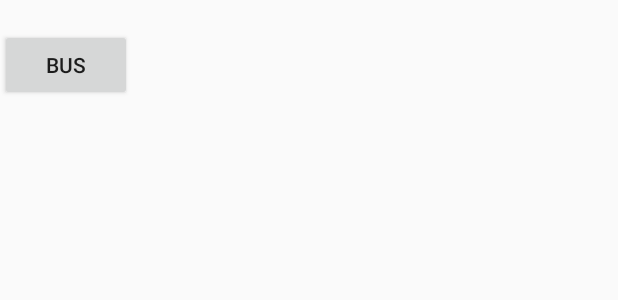
After one commit to lixinxinlove/RxJavaDemo, an Android app: the layout activity_rx_java.xml on its own in the app's theme, with its tools: preview values and no code run, on a phone screen of 412 x 824 dp. The commit adds this screen. Shown: the top 300 px of the screen. Run offline under Robolectric (Android 15) with nearby library versions, the phone set to English and light mode, and no system bars.

Commit message:
添加网络请求RxBus2

```diff
--- a/app/src/main/AndroidManifest.xml
+++ b/app/src/main/AndroidManifest.xml
@@ -20,7 +20,8 @@
         </activity>
         <activity android:name=".rxjava.Test1Activity" />
         <activity android:name=".rxjava.OkHttpActivity" />
-        <activity android:name=".rxjava.RetrofitActivity"></activity>
+        <activity android:name=".rxjava.RetrofitActivity" />
+        <activity android:name=".rxjava.RxJavaActivity"></activity>
     </application>
 
 </manifest>
--- a/app/src/main/java/com/love/rxjavademo/MainActivity.java
+++ b/app/src/main/java/com/love/rxjavademo/MainActivity.java
@@ -7,6 +7,7 @@ import android.view.View;
 
 import com.love.rxjavademo.rxjava.OkHttpActivity;
 import com.love.rxjavademo.rxjava.RetrofitActivity;
+import com.love.rxjavademo.rxjava.RxJavaActivity;
 import com.love.rxjavademo.rxjava.Test1Activity;
 
 public class MainActivity extends AppCompatActivity {
@@ -30,4 +31,9 @@ public class MainActivity extends AppCompatActivity {
         startActivity(new Intent(this, RetrofitActivity.class));
     }
 
+    public void rxBus(View view) {
+        startActivity(new Intent(this, RxJavaActivity.class));
+    }
+
+
 }
--- a/app/src/main/res/layout/activity_main.xml
+++ b/app/src/main/res/layout/activity_main.xml
@@ -23,5 +23,11 @@
         android:onClick="retrofit"
         android:text="retrofit" />
 
+    <android.support.v7.widget.AppCompatButton
+        android:layout_width="wrap_content"
+        android:layout_height="wrap_content"
+        android:onClick="rxBus"
+        android:text="bus" />
+
 
 </LinearLayout>
--- /dev/null
+++ b/app/src/main/res/layout/activity_rx_java.xml
@@ -0,0 +1,20 @@
+<?xml version="1.0" encoding="utf-8"?>
+<LinearLayout xmlns:android="http://schemas.android.com/apk/res/android"
+    android:layout_width="match_parent"
+    android:layout_height="match_parent"
+    android:orientation="vertical">
+
+
+    <TextView
+        android:id="@+id/tv"
+        android:layout_width="wrap_content"
+        android:layout_height="wrap_content" />
+
+    <Button
+        android:layout_width="wrap_content"
+        android:layout_height="wrap_content"
+        android:onClick="post"
+        android:text="bus" />
+
+
+</LinearLayout>
```
Also changed, not shown: app/src/main/java/com/love/rxjavademo/rxbus/RxBus.java (added, +49 -0 lines), app/src/main/java/com/love/rxjavademo/rxjava/RetrofitActivity.java (+21 -5 lines), app/src/main/java/com/love/rxjavademo/rxjava/RxJavaActivity.java (added, +40 -0 lines), app/src/main/java/com/love/rxjavademo/rxjava/Test1Activity.java (+38 -0 lines).
